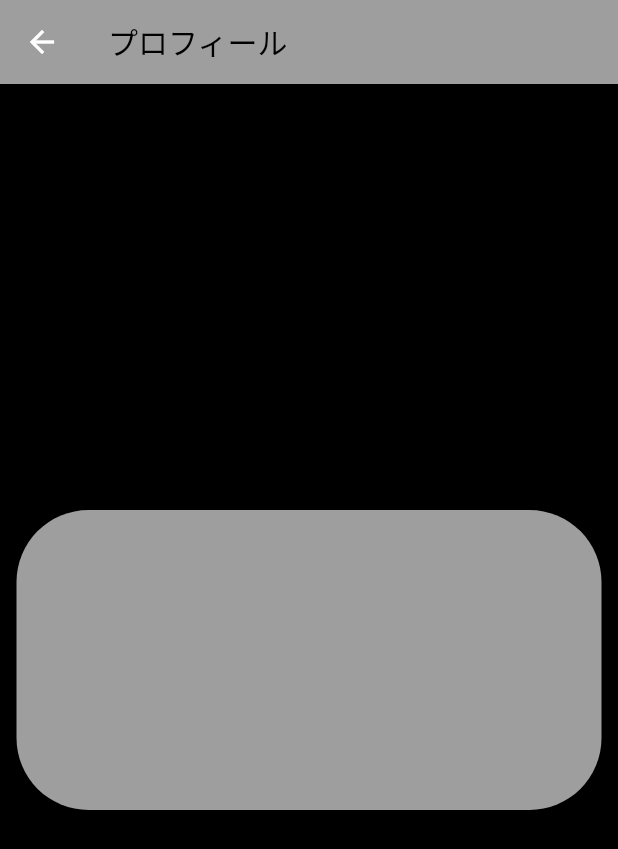
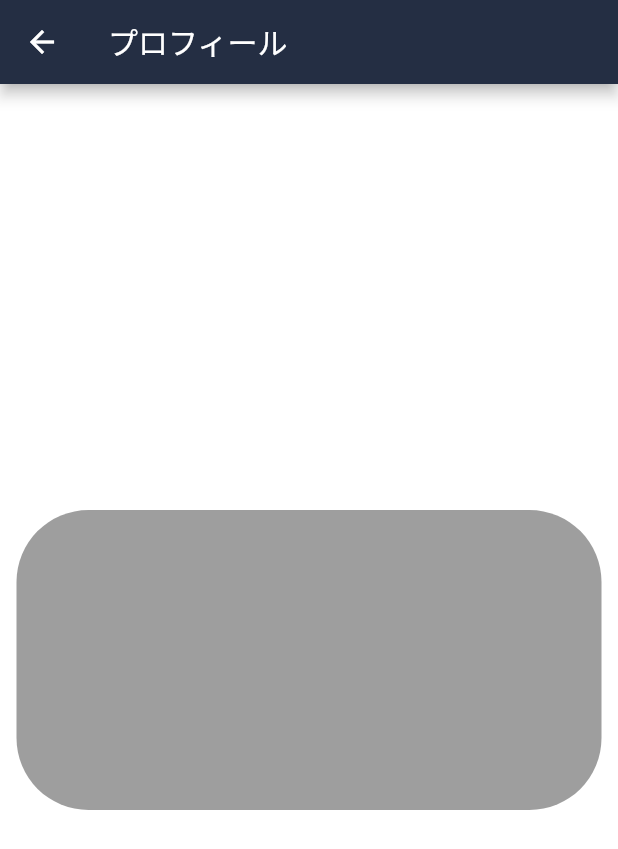
Before and after one commit to hinata2145/anime_app, a Flutter app: the screen it shows after launch, item 3 of the bottom bar chosen, after a tap on the "person" icon, on a phone screen of 412 x 824 dp. Shown: the top 849 px of the screen. Run offline on Flutter 3.47's test engine with Material 2 defaults, Android fonts, the phone set to English and light mode, and no system bars; network calls fail.

Commit message:
screen画面のバックグラウンドカラーの色を統一した。

```diff
--- a/lib/screen/ already_watched_page.dart
+++ b/lib/screen/ already_watched_page.dart
@@ -13,20 +13,22 @@ class _AlreadyWatchedPageState extends State<AlreadyWatchedPage> {
   @override
   Widget build(BuildContext context) {
     return Scaffold(
-      backgroundColor: Colors.black,
+      backgroundColor: Colors.white,
       appBar: const CustomAppbar(
         title: Text(
           '視聴済み',
-          style: TextStyle(color: Colors.black),
+          style: TextStyle(color: Colors.white),
         ),
       ),
       body: Container(
         margin: const EdgeInsets.only(top: 20),
-        child: Column(
-          children: const [
-            MyCustomForm(),
-            SizedBox(height: 24),
-          ],
+        child: Center(
+          child: Column(
+            children: const [
+              MyCustomForm(),
+              SizedBox(height: 24),
+            ],
+          ),
         ),
       ),
     );
--- a/lib/screen/favorite_page.dart
+++ b/lib/screen/favorite_page.dart
@@ -13,11 +13,11 @@ class _FavoritePageState extends State<FavoritePage> {
   @override
   Widget build(BuildContext context) {
     return Scaffold(
-      backgroundColor: Colors.black,
+      backgroundColor: Colors.white,
       appBar: const CustomAppbar(
         title: Text(
           'お気に入り',
-          style: TextStyle(color: Colors.black),
+          style: TextStyle(color: Colors.white),
         ),
       ),
       body: Container(
--- a/lib/screen/not_watched_page.dart
+++ b/lib/screen/not_watched_page.dart
@@ -13,11 +13,11 @@ class _NotWatchedPageState extends State<NotWatchedPage> {
   @override
   Widget build(BuildContext context) {
     return Scaffold(
-      backgroundColor: Colors.black,
+      backgroundColor: Colors.white,
       appBar: const CustomAppbar(
         title: Text(
           '気になる',
-          style: TextStyle(color: Colors.black),
+          style: TextStyle(color: Colors.white),
         ),
       ),
       body: Container(
--- a/lib/screen/profile_page.dart
+++ b/lib/screen/profile_page.dart
@@ -11,10 +11,10 @@ class _ProfilePageState extends State<ProfilePage> {
   @override
   Widget build(BuildContext context) {
     return Scaffold(
-      backgroundColor: Colors.black,
+      backgroundColor: Colors.white,
       appBar: AppBar(
-        title: const Text('プロフィール', style: TextStyle(color: Colors.black)),
-        backgroundColor: Colors.grey,
+        backgroundColor: const Color(0xFF242E43),
+        title: const Text('プロフィール', style: TextStyle(color: Colors.white)),
       ),
       body: Center(
         child: Container(
```
Also changed, not shown: lib/screen/anime_list_page.dart (+2 -6 lines).
